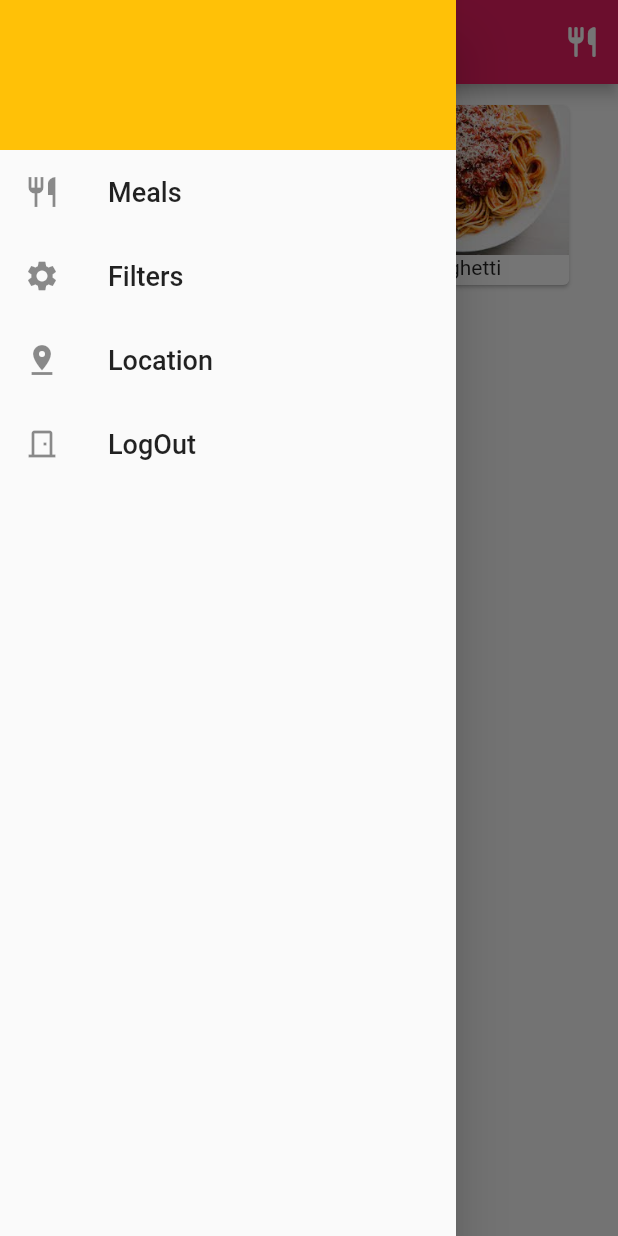
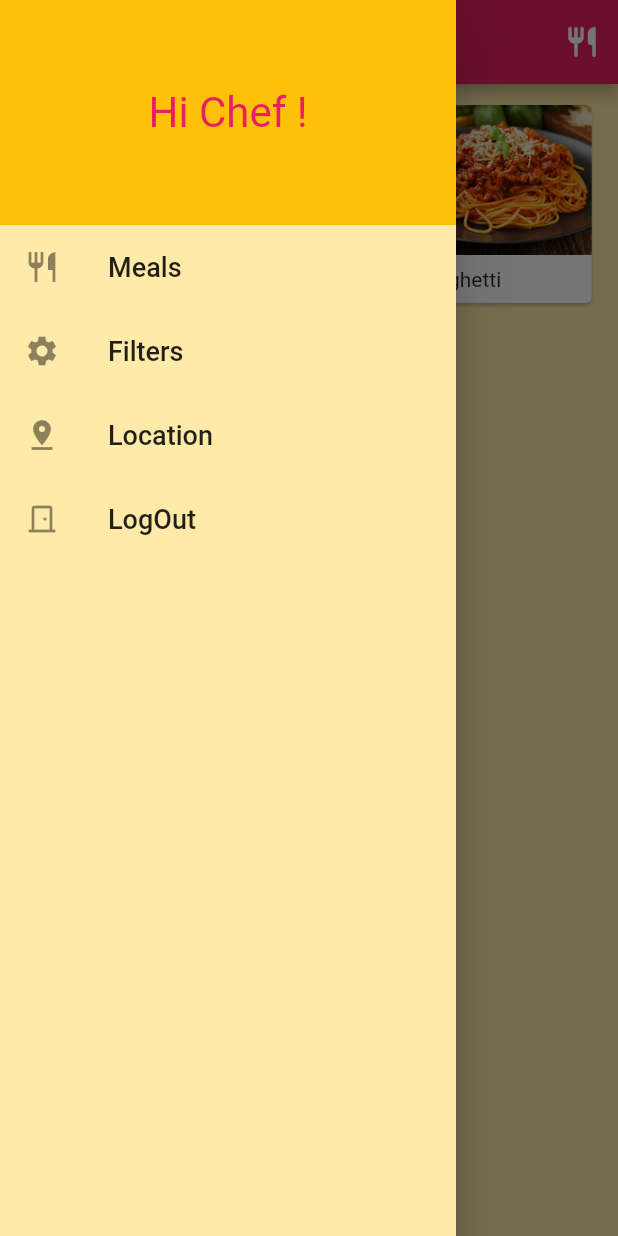
Before and after one commit to Brmjha-Trainee/meal-app, a Flutter app: the screen it shows after launch, with the side drawer open, on a phone screen of 412 x 824 dp. Run offline on Flutter 3.47's test engine with Material 2 defaults, Android fonts, the phone set to English and light mode, and no system bars.

Commit message:
meals page+ edited drawer

```diff
--- a/lib/main.dart
+++ b/lib/main.dart
@@ -1,5 +1,6 @@
 import 'package:flutter/material.dart';
 import 'package:meal_app/screens/home_page.dart';
+import 'package:meal_app/utils/constant.dart';
 
 void main() {
   runApp(const MyApp());
@@ -14,8 +15,10 @@ class MyApp extends StatelessWidget {
       title: 'Flutter Demo',
       debugShowCheckedModeBanner: false,
       theme: ThemeData(
-        primarySwatch: Colors.blue,
-      ),
+          scaffoldBackgroundColor: yellow,
+          drawerTheme: const DrawerThemeData(
+            backgroundColor: yellow,
+          )),
       home: const HomePage(),
     );
   }
--- a/lib/screens/home_page.dart
+++ b/lib/screens/home_page.dart
@@ -1,4 +1,5 @@
 import 'package:flutter/material.dart';
+import 'package:meal_app/screens/meals.dart';
 import 'package:meal_app/utils/main_drawer.dart';
 import 'package:meal_app/utils/constant.dart';
 import 'package:meal_app/utils/photo_items.dart';
@@ -12,9 +13,9 @@ class HomePage extends StatefulWidget {
 
 class _HomePageState extends State<HomePage> {
   List<PhotoItem> imgList = [
-    PhotoItem('images/burger.jpg', 'Burgers'),
-    PhotoItem('images/spaghetti.jpeg', 'Spaghetti'),
-    PhotoItem('images/toast.jpg', 'Quick & easy'),
+      PhotoItem('images/burger.jpg', 'Burgers', 'Grilled beef burger'),
+      PhotoItem('images/spaghetti.jpg', 'Spaghetti', 'Spaghetti with tomato sauce'),
+      PhotoItem('images/toast.jpg', 'Quick & easy', 'Toast Hawaii'),
   ];
   @override
   Widget build(BuildContext context) {
@@ -26,7 +27,7 @@ class _HomePageState extends State<HomePage> {
           IconButton(
               onPressed: () {}, icon: const Icon(Icons.restaurant_rounded))
         ],
-      ), //AppBar
+      ),
       body: GridView.builder(
           shrinkWrap: true,
           padding: const EdgeInsets.all(10),
@@ -40,11 +41,9 @@ class _HomePageState extends State<HomePage> {
           itemBuilder: (BuildContext context, int index) {
             return Column(
               children: [
-                Card(
+                InkWell(
+                    child: Card(
                       clipBehavior: Clip.antiAlias,
-                  child: SizedBox(
-                    height: 120,
-                    width: 150,
                       child: Column(
                         children: [
                           Image.asset(
@@ -52,11 +51,21 @@ class _HomePageState extends State<HomePage> {
                             fit: BoxFit.fitWidth,
                             height: 100,
                           ),
-                        Text(imgList[index].name),
+                          Padding(
+                            padding: const EdgeInsets.all(8.0),
+                            child: Text(imgList[index].name),
+                          ),
                         ],
                       ),
                     ),
-                ),
+                    onTap: () {
+                      Navigator.push(
+                          context,
+                          MaterialPageRoute(
+                            builder: (BuildContext context) =>
+                                const MealScreen(),
+                          ));
+                    }),
               ],
             );
           }),
--- a/lib/utils/constant.dart
+++ b/lib/utils/constant.dart
@@ -1,4 +1,5 @@
 import 'package:flutter/material.dart';
 
 const pink = Colors.pink;
-const yellow = Colors.amber;
+const darkYellow = Colors.amber;
+const yellow = Color(0xFFFFEAAA);
--- a/lib/utils/main_drawer.dart
+++ b/lib/utils/main_drawer.dart
@@ -15,16 +15,23 @@ class _MainDrawerState extends State<MainDrawer> {
       child: Column(
         children: <Widget>[
           Container(
+            color: darkYellow,
             width: double.infinity,
-            padding: const EdgeInsets.all(20),
-            color: yellow,
-            child: Column(
-              children: const <Widget>[
-                SizedBox(
-                  width: 200,
-                  height: 60,
-                )
-              ],
+            child: SizedBox(
+              height: 150,
+              child: Column(
+                mainAxisAlignment: MainAxisAlignment.center,
+                crossAxisAlignment: CrossAxisAlignment.center,
+                children: const [
+                  Text(
+                    "Hi Chef !",
+                    style: TextStyle(
+                      fontSize: 28,
+                      color: pink,
+                    ),
+                  )
+                ],
+              ),
             ),
           ),
           ListTile(
--- a/lib/utils/photo_items.dart
+++ b/lib/utils/photo_items.dart
@@ -1,5 +1,6 @@
 class PhotoItem {
   final String image;
   final String name;
-  PhotoItem(this.image, this.name);
+  final String description;
+  PhotoItem(this.image, this.name, this.description);
 }
--- a/pubspec.yaml
+++ b/pubspec.yaml
@@ -3,7 +3,7 @@ description: A new Flutter project.
 
 # The following line prevents the package from being accidentally published to
 # pub.dev using `flutter pub publish`. This is preferred for private packages.
-publish_to: 'none' # Remove this line if you wish to publish to pub.dev
+publish_to: "none" # Remove this line if you wish to publish to pub.dev
 
 # The following defines the version and build number for your application.
 # A version number is three numbers separated by dots, like 1.2.43
@@ -30,7 +30,6 @@ dependencies:
   flutter:
     sdk: flutter
 
-
   # The following adds the Cupertino Icons font to your application.
   # Use with the CupertinoIcons class for iOS style icons.
   cupertino_icons: ^1.0.2
@@ -51,7 +50,6 @@ dev_dependencies:
 
 # The following section is specific to Flutter.
 flutter:
-
   # The following line ensures that the Material Icons font is
   # included with your application, so that you can use the icons in
   # the material Icons class.
@@ -59,8 +57,8 @@ flutter:
 
   assets:
     - images/burger.jpg
-    - images/spaghetti.jpeg
     - images/toast.jpg
+    - images/spaghetti.jpg
 
   # An image asset can refer to one or more resolution-specific "variants", see
   # https://flutter.dev/assets-and-images/#resolution-aware.
```
Also changed, not shown: lib/screens/meals.dart (added, +134 -0 lines), images/spaghetti.jpeg (deleted), images/spaghetti.jpg (added), 20 other files. Lines whose indentation alone changed are shown as unchanged.
